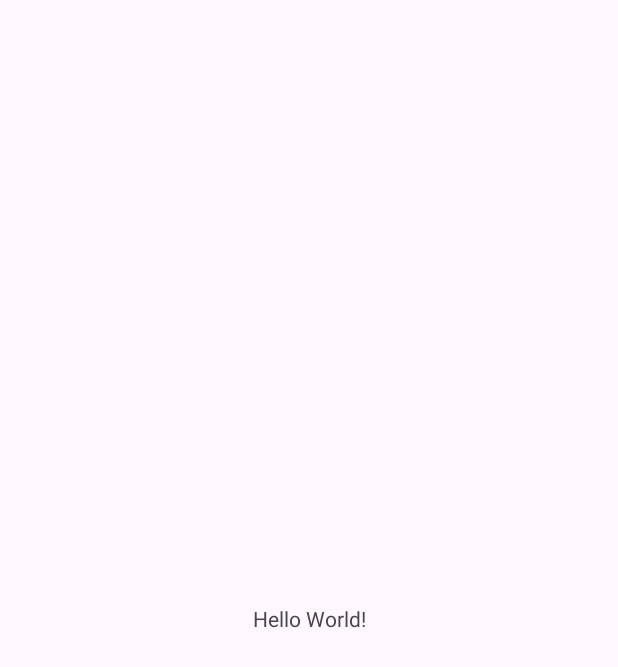
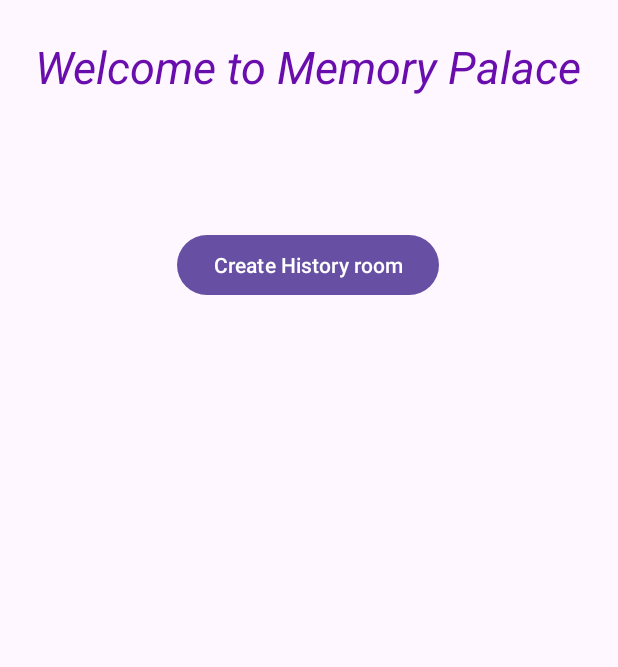
Before and after one commit to shreyagr309/MemoryPalaceApp, an Android app: the screen it shows after launch (MainActivity), on a phone screen of 412 x 824 dp. Before the commit the part shown is almost empty. Shown: the top 667 px of the screen. Run offline under Robolectric (Android 15) with nearby library versions, the phone set to English and light mode, and no system bars; our stand-ins replace data binding.

Commit message:
Added packages and changed implementation to annotationProcessor in build.gradle
Put model classes into the model package, MainActivity.java and HistoryRoomActivity.java and AddHistoryItemFragment.java into the ui.history package, put repository into the repository package, for the better structure of the project.

```diff
--- a/app/build.gradle.kts
+++ b/app/build.gradle.kts
@@ -1,7 +1,7 @@
 plugins {
     id("com.android.application")
+
 }
-
 android {
     namespace = "com.example.memorypalaceapp"
     compileSdk = 34
@@ -15,7 +15,6 @@ android {
 
         testInstrumentationRunner = "androidx.test.runner.AndroidJUnitRunner"
     }
-
     buildTypes {
         release {
             isMinifyEnabled = false
@@ -47,10 +46,11 @@ dependencies {
     implementation("androidx.lifecycle:lifecycle-viewmodel:${lifeCycleVersion}")
     implementation("androidx.lifecycle:lifecycle-livedata:${lifeCycleVersion}")
 
+
     val room_version="2.5.2"
 
     implementation("androidx.room:room-runtime:${room_version}")
-    implementation("androidx.room:room-compiler:${room_version}")
+    annotationProcessor("androidx.room:room-compiler:${room_version}")
 
 
 
--- a/app/src/main/AndroidManifest.xml
+++ b/app/src/main/AndroidManifest.xml
@@ -13,7 +13,10 @@
         android:theme="@style/Theme.MemoryPalaceApp"
         tools:targetApi="31">
         <activity
-            android:name=".MainActivity"
+            android:name=".ui.history.HistoryRoomActivity"
+            android:exported="false" />
+        <activity
+            android:name=".ui.MainActivity"
             android:exported="true">
             <intent-filter>
                 <action android:name="android.intent.action.MAIN" />
--- a/app/src/main/java/com/example/memorypalaceapp/HistoryItems.java
+++ b/app/src/main/java/com/example/memorypalaceapp/model/HistoryItems.java
@@ -1,4 +1,4 @@
-package com.example.memorypalaceapp;
+package com.example.memorypalaceapp.model;
 
 import androidx.room.ColumnInfo;
 import androidx.room.Entity;
--- a/app/src/main/java/com/example/memorypalaceapp/MyMigrationSpec.java
+++ b/app/src/main/java/com/example/memorypalaceapp/model/MyMigrationSpec.java
@@ -1,4 +1,4 @@
-package com.example.memorypalaceapp;
+package com.example.memorypalaceapp.model;
 
 import androidx.room.migration.AutoMigrationSpec;
 
--- /dev/null
+++ b/app/src/main/java/com/example/memorypalaceapp/ui/MainActivity.java
@@ -0,0 +1,73 @@
+
+package com.example.memorypalaceapp.ui;
+
+import androidx.appcompat.app.AppCompatActivity;
+import androidx.databinding.DataBindingUtil;
+
+import android.content.Intent;
+import android.content.SharedPreferences;
+import android.os.Bundle;
+import android.util.Log;
+import android.view.View;
+import android.widget.Toast;
+
+import com.example.memorypalaceapp.R;
+import com.example.memorypalaceapp.databinding.ActivityMainBinding;
+import com.example.memorypalaceapp.ui.history.HistoryRoomActivity;
+
+public class MainActivity extends AppCompatActivity {
+    private SharedPreferences sharedPreferences;
+    private ActivityMainBinding activityMainBinding;
+
+    private static String Key_History_Room_Created = "History_Room_Created";//Key for storing the value of history room created
+    private boolean historyRoomCreated;
+
+    @Override
+    protected void onCreate(Bundle savedInstanceState) {
+        super.onCreate(savedInstanceState);
+        setContentView(R.layout.activity_main);
+        // Enable DataBinding
+        activityMainBinding = DataBindingUtil.setContentView(this, R.layout.activity_main);
+
+        // Used Shared preferences to save if a user clicks on the history room or not.
+        sharedPreferences = getSharedPreferences("MySharedPrefs", MODE_PRIVATE);
+        historyRoomCreated = sharedPreferences.getBoolean(Key_History_Room_Created, false);
+        Log.v("tag",""+historyRoomCreated);
+        if(historyRoomCreated){
+            activityMainBinding.buttonHistoryroom.setText("Go to History room");
+        }
+        else{
+            activityMainBinding.buttonHistoryroom.setText("Create History room");
+        }
+
+        // Create the Intent once
+        Intent historyRoomIntent = new Intent(MainActivity.this, HistoryRoomActivity.class);
+
+        activityMainBinding.buttonHistoryroom.setOnClickListener(new View.OnClickListener() {
+            @Override
+            public void onClick(View v) {
+                Log.v("tag",""+historyRoomCreated);
+                if (historyRoomCreated) {
+
+                    // history room has already created, will change the UI and Logic here
+                    startActivity(historyRoomIntent);
+                    activityMainBinding.buttonHistoryroom.setText("Go to History Room");
+                }
+                else
+                {
+                    // Will Perform actions to create history room(like going to History room activity)
+                    // Once created, update shared preferences
+
+                    SharedPreferences.Editor editor = sharedPreferences.edit();
+                    editor.putBoolean(Key_History_Room_Created, true);
+                    editor.apply();
+                    startActivity(historyRoomIntent);
+                    historyRoomCreated=true;
+                    activityMainBinding.buttonHistoryroom.setText("Go to History Room");
+                    Toast.makeText(getApplicationContext(), "Success, please create and add your items", Toast.LENGTH_SHORT).show();
+                }
+
+            }
+        });
+    }
+}
--- a/app/src/main/res/layout/activity_main.xml
+++ b/app/src/main/res/layout/activity_main.xml
@@ -1,18 +1,47 @@
 <?xml version="1.0" encoding="utf-8"?>
-<androidx.constraintlayout.widget.ConstraintLayout xmlns:android="http://schemas.android.com/apk/res/android"
+
+<layout xmlns:android="http://schemas.android.com/apk/res/android"
     xmlns:app="http://schemas.android.com/apk/res-auto"
-    xmlns:tools="http://schemas.android.com/tools"
+    xmlns:tools="http://schemas.android.com/tools">
+
+<data>
+
+    <variable
+        name="mainactivity"
+        type="com.example.memorypalaceapp.ui.MainActivity" />
+</data>
+
+
+<androidx.constraintlayout.widget.ConstraintLayout
     android:layout_width="match_parent"
     android:layout_height="match_parent"
-    tools:context=".MainActivity">
+    tools:context=".ui.MainActivity">
 
     <TextView
+        android:id="@+id/textView"
         android:layout_width="wrap_content"
         android:layout_height="wrap_content"
-        android:text="Hello World!"
-        app:layout_constraintBottom_toBottomOf="parent"
+        android:layout_marginTop="24dp"
+        android:text="Welcome to Memory Palace"
+        android:textColor="#6A0DAD"
+        android:textSize="30sp"
+        android:textStyle="italic"
         app:layout_constraintEnd_toEndOf="parent"
+        app:layout_constraintHorizontal_bias="0.497"
         app:layout_constraintStart_toStartOf="parent"
         app:layout_constraintTop_toTopOf="parent" />
 
+    <Button
+        android:id="@+id/buttonHistoryroom"
+        android:layout_width="wrap_content"
+        android:layout_height="wrap_content"
+        android:layout_marginTop="88dp"
+        android:text="Create the History Room"
+        app:layout_constraintEnd_toEndOf="parent"
+        app:layout_constraintHorizontal_bias="0.498"
+        app:layout_constraintStart_toStartOf="parent"
+        app:layout_constraintTop_toBottomOf="@+id/textView"/>
+
 </androidx.constraintlayout.widget.ConstraintLayout>
+
+</layout>
--- a/app/src/main/res/values/strings.xml
+++ b/app/src/main/res/values/strings.xml
@@ -1,3 +1,5 @@
 <resources>
     <string name="app_name">MemoryPalaceApp</string>
+    <!-- TODO: Remove or change this placeholder text -->
+    <string name="hello_blank_fragment">Hello blank fragment</string>
 </resources>
```
Also changed, not shown: app/src/main/java/com/example/memorypalaceapp/MainActivity.java (deleted, +0 -14 lines), app/src/main/java/com/example/memorypalaceapp/model/HistoryItemsDAO.java (renamed from app/src/main/java/com/example/memorypalaceapp/HistoryItemsDAO.java, +8 -7 lines), app/src/main/java/com/example/memorypalaceapp/model/RoomsDatabase.java (renamed from app/src/main/java/com/example/memorypalaceapp/RoomsDatabase.java, +3 -5 lines), app/src/main/java/com/example/memorypalaceapp/repository/Repository.java (renamed from app/src/main/java/com/example/memorypalaceapp/Repository.java, +9 -7 lines), app/src/main/java/com/example/memorypalaceapp/ui/history/AddHistoryItemsFragment.java (added, +66 -0 lines), app/src/main/java/com/example/memorypalaceapp/ui/history/HistoryRoomActivity.java (added, +19 -0 lines), app/src/main/res/layout/activity_history_room.xml (added, +12 -0 lines), app/src/main/res/layout/fragment_add_history_items.xml (added, +14 -0 lines).
